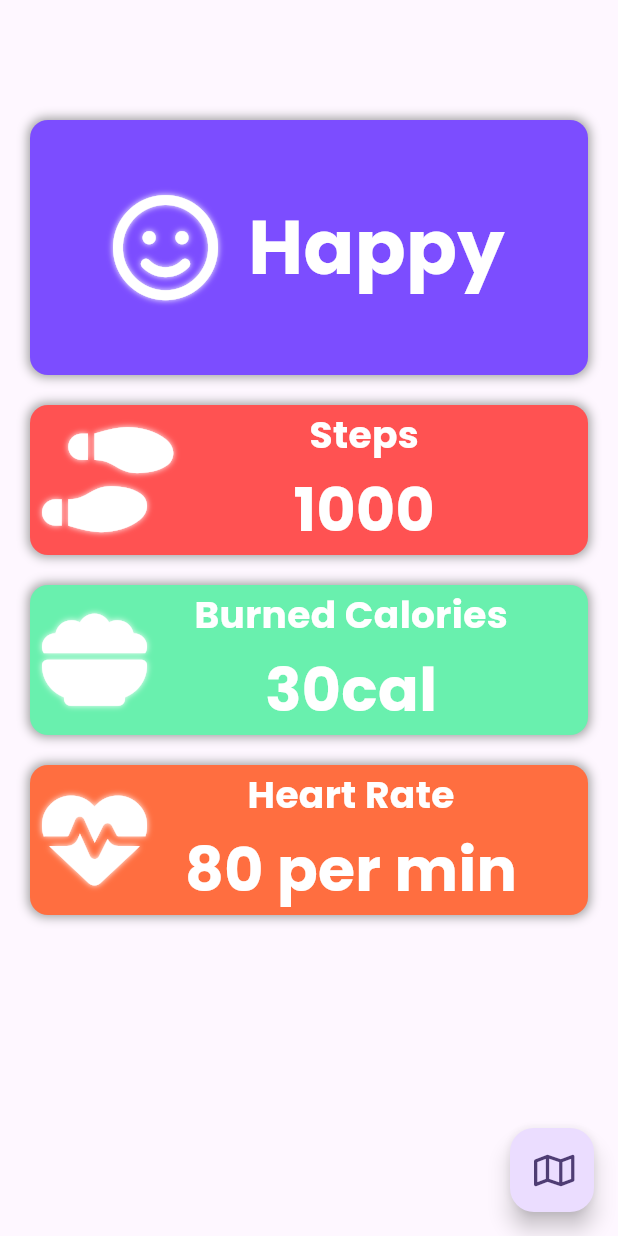
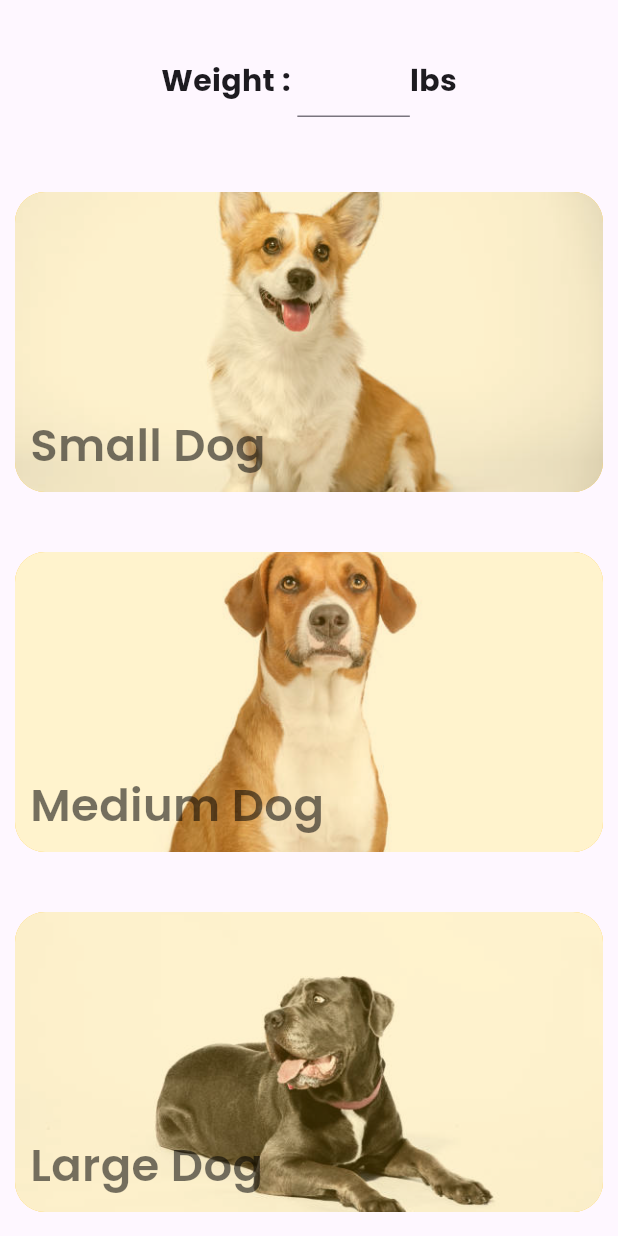
Before and after one commit to roba200/Pet-Plus-Pro-App, a Flutter app: the screen it shows after launch, on a phone screen of 412 x 824 dp. Run offline on Flutter 3.47's test engine with Material 3 defaults, Android fonts, the light colour scheme and no system bars; our stand-ins replace firebase_core, firebase_database, font_awesome_flutter, google_fonts, google_maps_flutter; missing offline and left inert: dart:ffi; accounts and stored records are empty.

Commit message:
2nd commit

```diff
--- /dev/null
+++ b/lib/category_page.dart
@@ -0,0 +1,183 @@
+import 'package:flutter/material.dart';
+import 'package:pet_plus_pro/homepage.dart';
+
+class CategoryPage extends StatefulWidget {
+  const CategoryPage({super.key});
+
+  @override
+  State<CategoryPage> createState() => _CategoryPageState();
+}
+
+class _CategoryPageState extends State<CategoryPage> {
+  final GlobalKey<ScaffoldState> _scaffoldKey = new GlobalKey<ScaffoldState>();
+  @override
+  Widget build(BuildContext context) {
+    TextEditingController weightController = TextEditingController();
+    return SafeArea(
+      child: Scaffold(
+        key: _scaffoldKey,
+        body: SingleChildScrollView(
+          child: Column(
+            mainAxisAlignment: MainAxisAlignment.center,
+            children: [
+              Padding(
+                padding: const EdgeInsets.symmetric(vertical: 30),
+                child: Row(
+                  mainAxisAlignment: MainAxisAlignment.center,
+                  children: [
+                    Text(
+                      "Weight : ",
+                      style:
+                          TextStyle(fontSize: 20, fontWeight: FontWeight.bold),
+                    ),
+                    SizedBox(
+                        width: 75,
+                        child: TextField(
+                          controller: weightController,
+                          keyboardType: TextInputType.number,
+                          style: TextStyle(
+                              fontSize: 20, fontWeight: FontWeight.bold),
+                        )),
+                    Text(
+                      "lbs",
+                      style:
+                          TextStyle(fontSize: 20, fontWeight: FontWeight.bold),
+                    )
+                  ],
+                ),
+              ),
+              Padding(
+                padding:
+                    const EdgeInsets.symmetric(horizontal: 10, vertical: 20),
+                child: GestureDetector(
+                  onTap: () {
+                    if (weightController.text.trim().isNotEmpty) {
+                      Navigator.push(
+                          context,
+                          MaterialPageRoute(
+                              builder: (context) => HomePage(
+                                  category: 'small',
+                                  weight:
+                                      double.parse(weightController.text))));
+                    } else {
+                      ScaffoldMessenger.of(context).showSnackBar(
+                          SnackBar(content: Text("Please Input valid Weight")));
+                    }
+                  },
+                  child: Container(
+                    height: 200,
+                    child: Align(
+                      child: Padding(
+                        padding: const EdgeInsets.all(10.0),
+                        child: Text(
+                          "Small Dog",
+                          style: TextStyle(
+                              fontSize: 30,
+                              fontWeight: FontWeight.w600,
+                              color: Colors.black54),
+                        ),
+                      ),
+                      alignment: Alignment.bottomLeft,
+                    ),
+                    decoration: BoxDecoration(
+                        image: DecorationImage(
+                            image: AssetImage("assets/small_dog.jpg"),
+                            fit: BoxFit.cover,
+                            opacity: 0.8),
+                        color: Colors.amber,
+                        borderRadius: BorderRadius.circular(20)),
+                  ),
+                ),
+              ),
+              Padding(
+                padding:
+                    const EdgeInsets.symmetric(horizontal: 10, vertical: 20),
+                child: GestureDetector(
+                  onTap: () {
+                    if (weightController.text.trim().isNotEmpty) {
+                      Navigator.push(
+                          context,
+                          MaterialPageRoute(
+                              builder: (context) => HomePage(
+                                  category: 'medium',
+                                  weight:
+                                      double.parse(weightController.text))));
+                    } else {
+                      ScaffoldMessenger.of(context).showSnackBar(
+                          SnackBar(content: Text("Please Input valid Weight")));
+                    }
+                  },
+                  child: Container(
+                    height: 200,
+                    child: Align(
+                      child: Padding(
+                        padding: const EdgeInsets.all(10.0),
+                        child: Text(
+                          "Medium Dog",
+                          style: TextStyle(
+                              fontSize: 30,
+                              fontWeight: FontWeight.w600,
+                              color: Colors.black54),
+                        ),
+                      ),
+                      alignment: Alignment.bottomLeft,
+                    ),
+                    decoration: BoxDecoration(
+                        color: Colors.amber,
+                        image: DecorationImage(
+                            image: AssetImage("assets/medium_dog.jpg"),
+                            fit: BoxFit.cover,
+                            opacity: 0.8),
+                        borderRadius: BorderRadius.circular(20)),
+                  ),
+                ),
+              ),
+              Padding(
+                padding:
+                    const EdgeInsets.symmetric(horizontal: 10, vertical: 20),
+                child: GestureDetector(
+                  onTap: () {
+                    if (weightController.text.trim().isNotEmpty) {
+                      Navigator.push(
+                          context,
+                          MaterialPageRoute(
+                              builder: (context) => HomePage(
+                                  category: 'large',
+                                  weight:
+                                      double.parse(weightController.text))));
+                    } else {
+                      ScaffoldMessenger.of(context).showSnackBar(
+                          SnackBar(content: Text("Please Input valid Weight")));
+                    }
+                  },
+                  child: Container(
+                      height: 200,
+                      child: Align(
+                        child: Padding(
+                          padding: const EdgeInsets.all(10.0),
+                          child: Text(
+                            "Large Dog",
+                            style: TextStyle(
+                                fontSize: 30,
+                                fontWeight: FontWeight.w600,
+                                color: Colors.black54),
+                          ),
+                        ),
+                        alignment: Alignment.bottomLeft,
+                      ),
+                      decoration: BoxDecoration(
+                          color: Colors.amber,
+                          image: DecorationImage(
+                              image: AssetImage("assets/large_dog.jpg"),
+                              fit: BoxFit.cover,
+                              opacity: 0.8),
+                          borderRadius: BorderRadius.circular(20))),
+                ),
+              )
+            ],
+          ),
+        ),
+      ),
+    );
+  }
+}
--- a/lib/components/mood_card.dart
+++ b/lib/components/mood_card.dart
@@ -17,7 +17,7 @@ class _MoodCardState extends State<MoodCard> {
       padding: const EdgeInsets.symmetric(horizontal: 20),
       child: Container(
         decoration: BoxDecoration(
-            color: Colors.deepPurpleAccent,
+            color: Color.fromARGB(255, 91, 224, 96),
             boxShadow: [
               BoxShadow(blurRadius: 5, spreadRadius: 1, color: Colors.grey)
             ],
--- a/lib/components/sensor_card.dart
+++ b/lib/components/sensor_card.dart
@@ -54,6 +54,7 @@ class _SensorCardState extends State<SensorCard> {
                 Text(
                   widget.data,
                   style: TextStyle(
+                      overflow: TextOverflow.ellipsis,
                       fontWeight: FontWeight.bold,
                       color: Colors.white,
                       fontSize: 40),
--- a/lib/main.dart
+++ b/lib/main.dart
@@ -1,6 +1,7 @@
 import 'package:firebase_core/firebase_core.dart';
 import 'package:flutter/material.dart';
 import 'package:google_fonts/google_fonts.dart';
+import 'package:pet_plus_pro/category_page.dart';
 import 'package:pet_plus_pro/firebase_options.dart';
 import 'package:pet_plus_pro/homepage.dart';
 
@@ -25,7 +26,7 @@ class MyApp extends StatelessWidget {
         colorScheme: ColorScheme.fromSeed(seedColor: Colors.deepPurple),
         useMaterial3: true,
       ),
-      home: HomePage(),
+      home: CategoryPage(),
     );
   }
 }
--- a/pubspec.yaml
+++ b/pubspec.yaml
@@ -64,8 +64,8 @@ flutter:
   uses-material-design: true
 
   # To add assets to your application, add an assets section, like this:
-  # assets:
-  #   - images/a_dot_burr.jpeg
+  assets:
+    - assets/
   #   - images/a_dot_ham.jpeg
 
   # An image asset can refer to one or more resolution-specific "variants", see
```
Also changed, not shown: lib/homepage.dart (+70 -8 lines), lib/map_page.dart (+13 -2 lines), assets/large_dog.jpg (added), assets/medium_dog.jpg (added), assets/small_dog.jpg (added), 1 other file.
